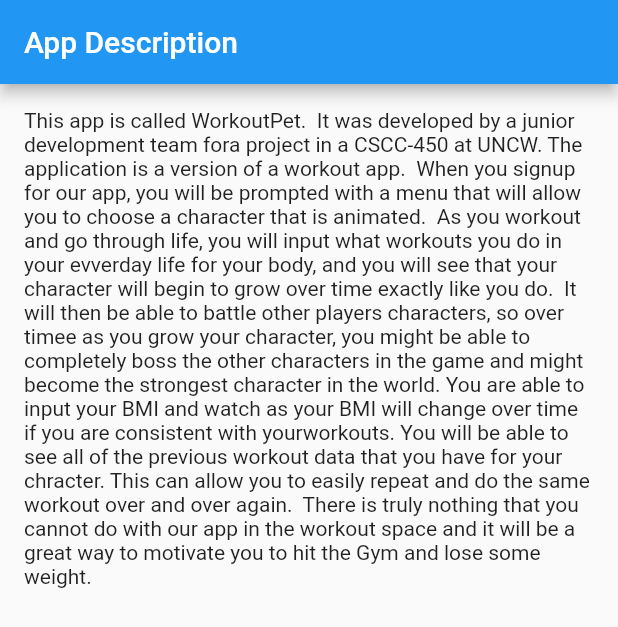
After one commit to SlavicHeath/WorkoutApp, a Flutter app: the DescriptionPage screen opened directly, on a phone screen of 412 x 824 dp. The commit adds this screen. Shown: the top 627 px of the screen. Run offline on Flutter 3.47's test engine with Material 2 defaults, Android fonts, the phone set to English and light mode, and no system bars; our stand-ins replace carousel_slider, cloud_firestore, firebase_auth, firebase_core, firebase_database, smooth_page_indicator; missing offline and left inert: model_viewer_plus; accounts and stored records are empty.

Commit message:
done with features, all we need is formatting for this branch

```diff
--- /dev/null
+++ b/lib/About.dart
@@ -0,0 +1,22 @@
+
+import 'package:flutter/widgets.dart';
+import 'package:flutter/material.dart';
+
+class DescriptionPage extends StatelessWidget {
+  const DescriptionPage({super.key});
+  @override
+  Widget build(BuildContext context) {
+    return Scaffold(
+      appBar: AppBar(
+        title: const Text('App Description'),
+      ),
+      body: const Padding(
+        padding: EdgeInsets.all(16.0),
+        child: SingleChildScrollView(
+          child: Text(
+"This app is called WorkoutPet.  It was developed by a junior development team fora project in a CSCC-450 at UNCW. The application is a version of a workout app.  When you signup for our app, you will be prompted with a menu that will allow you to choose a character that is animated.  As you workout and go through life, you will input what workouts you do in your evverday life for your body, and you will see that your character will begin to grow over time exactly like you do.  It will then be able to battle other players characters, so over timee as you grow your character, you might be able to completely boss the other characters in the game and might become the strongest character in the world. You are able to input your BMI and watch as your BMI will change over time if you are consistent with yourworkouts. You will be able to see all of the previous workout data that you have for your chracter. This can allow you to easily repeat and do the same workout over and over again.  There is truly nothing that you cannot do with our app in the workout space and it will be a great way to motivate you to hit the Gym and lose some weight. "          ),
+        ),
+      ),
+    );
+  }
+}
```
Also changed, not shown: lib/battle.dart (+24 -0 lines), lib/personal.dart (+27 -11 lines), lib/workout.dart (+24 -0 lines).
